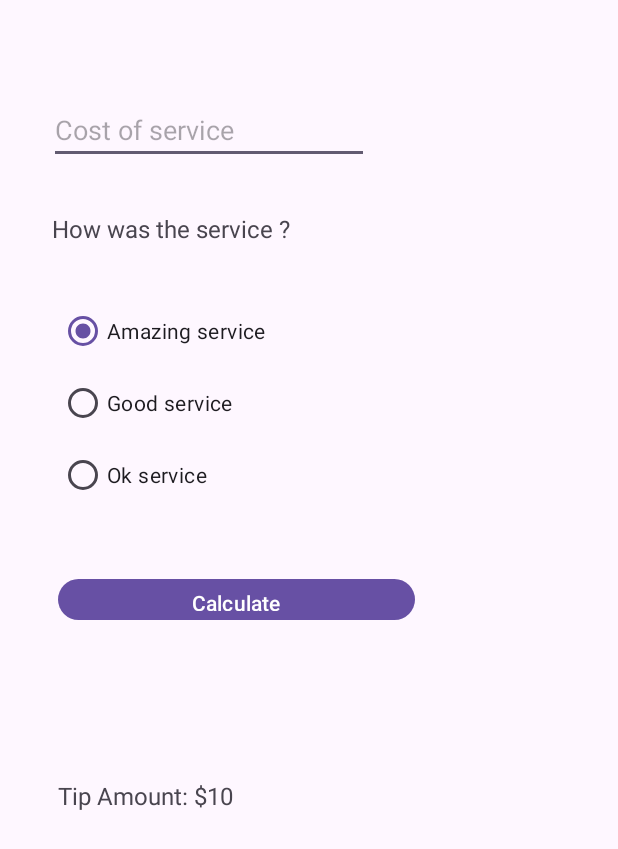
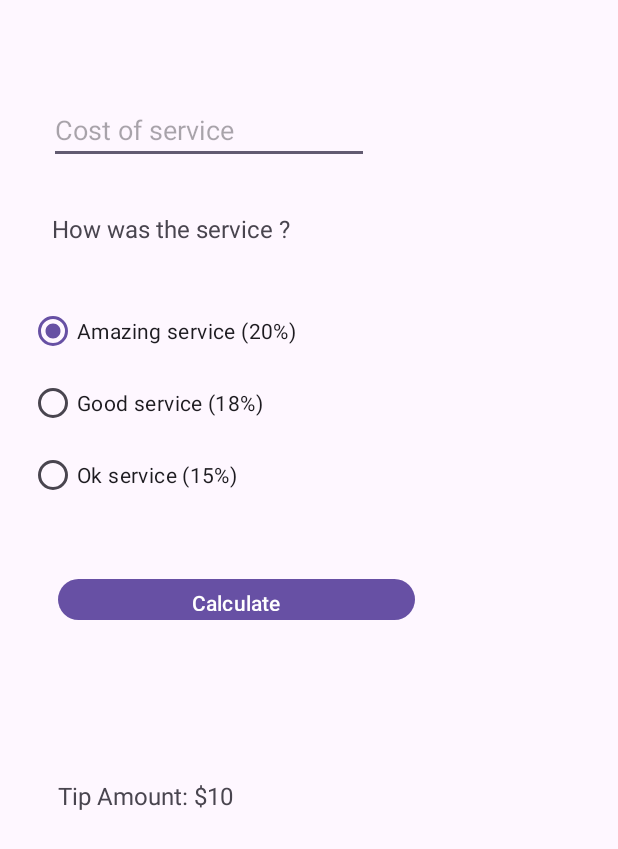
Before and after one commit to NitinSinghR/Tip_Calculator, an Android app: the layout activity_main.xml on its own in the app's theme, with its tools: preview values and no code run, on a phone screen of 412 x 824 dp. Shown: the top 849 px of the screen. Run offline under Robolectric (Android 15) with nearby library versions, the phone set to English and light mode, and no system bars.

Commit message:
Tip Calculation

```diff
--- a/app/src/main/res/values/strings.xml
+++ b/app/src/main/res/values/strings.xml
@@ -1,8 +1,8 @@
 <resources>
     <string name="app_name">Tip Calculator</string>
     <string name="how_was_the_service">How was the service ?</string>
-    <string name="amazing_service">Amazing service</string>
-    <string name="good_service">Good service</string>
-    <string name="ok_service">Ok service</string>
+    <string name="amazing_service">Amazing service (20%)</string>
+    <string name="good_service">Good service (18%)</string>
+    <string name="ok_service">Ok service (15%)</string>
     <string name="calculate">Calculate</string>
 </resources>
```
Also changed, not shown: app/src/main/java/com/example/tipcalculator/MainActivity.kt (+22 -1 lines).
